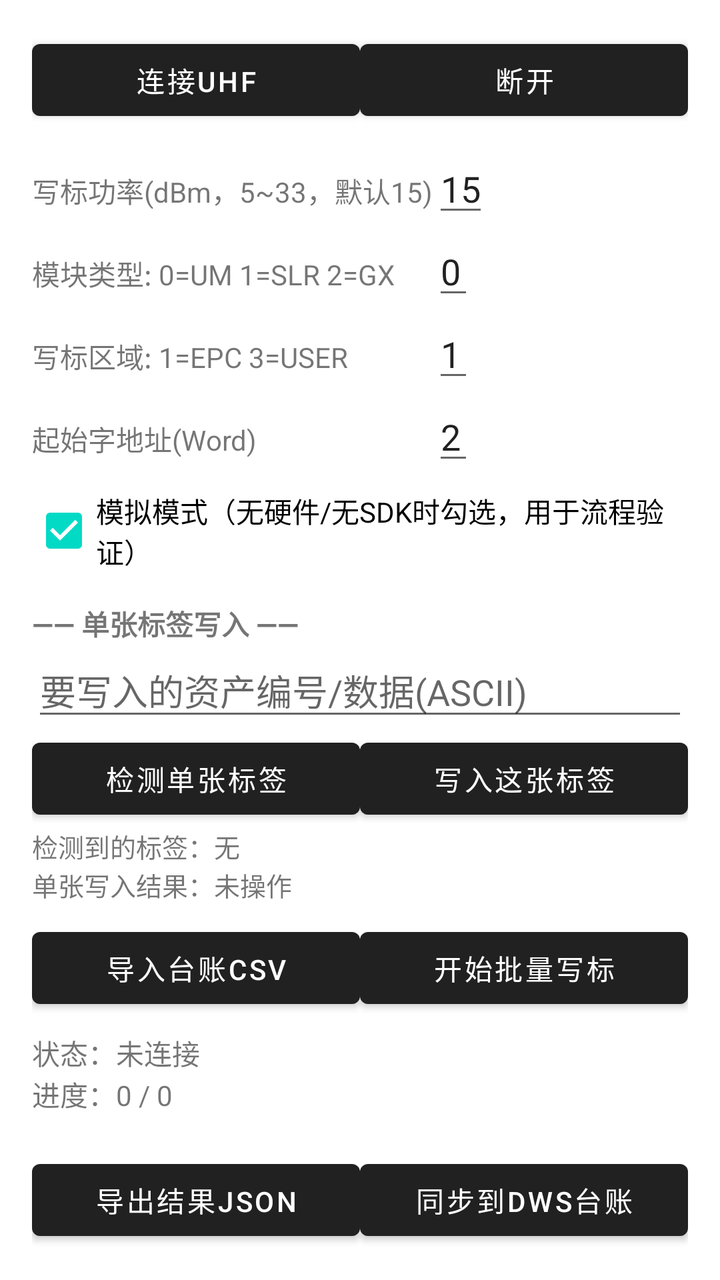
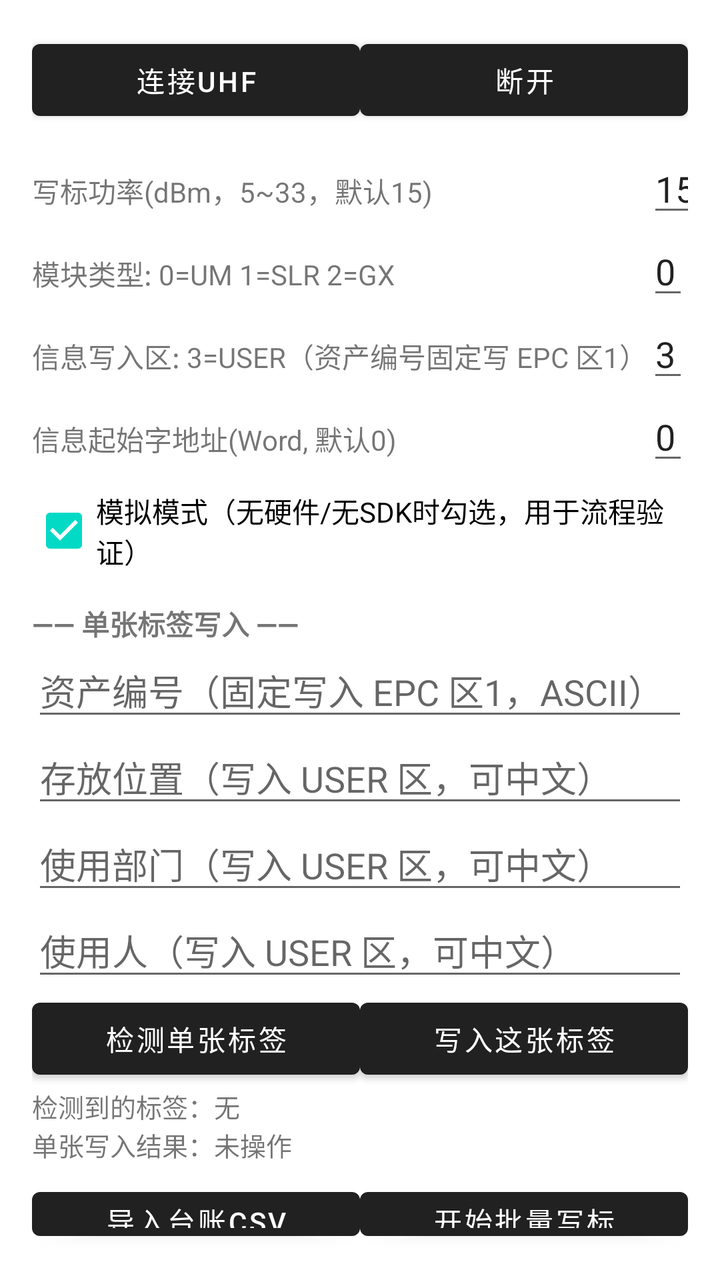

The first picture is an Android layout as it rendered before a commit; the second is the same layout after the commit. The layout source and the unified diff follow.
<!-- AndroidManifest.xml: application theme Theme.MaterialComponents.DayNight.DarkActionBar -->
<!-- res/layout/activity_main.xml -->
<?xml version="1.0" encoding="utf-8"?>
<LinearLayout xmlns:android="http://schemas.android.com/apk/res/android"
    android:layout_width="match_parent"
    android:layout_height="match_parent"
    android:orientation="vertical"
    android:padding="16dp">

    
    <LinearLayout
        android:layout_width="match_parent"
        android:layout_height="wrap_content"
        android:orientation="horizontal">
        <Button
            android:id="@+id/btnConnect"
            android:layout_width="0dp"
            android:layout_height="wrap_content"
            android:layout_weight="1"
            android:text="连接UHF" />
        <Button
            android:id="@+id/btnDisconnect"
            android:layout_width="0dp"
            android:layout_height="wrap_content"
            android:layout_weight="1"
            android:text="断开" />
    </LinearLayout>

    <GridLayout
        android:layout_width="match_parent"
        android:layout_height="wrap_content"
        android:columnCount="2"
        android:rowCount="4"
        android:layout_marginTop="8dp">

        <TextView android:text="@string/hint_power" />
        <EditText
            android:id="@+id/etPower"
            android:inputType="number"
            android:text="15" />

        <TextView android:text="@string/hint_module" />
        <EditText
            android:id="@+id/etModule"
            android:inputType="number"
            android:text="0" />

        <TextView android:text="@string/hint_target_bank" />
        <EditText
            android:id="@+id/etBank"
            android:inputType="number"
            android:text="1" />

        <TextView android:text="@string/hint_start_word" />
        <EditText
            android:id="@+id/etStartWord"
            android:inputType="number"
            android:text="2" />
    </GridLayout>

    
    <CheckBox
        android:id="@+id/chkSimulate"
        android:layout_width="match_parent"
        android:layout_height="wrap_content"
        android:layout_marginTop="4dp"
        android:checked="true"
        android:text="模拟模式（无硬件/无SDK时勾选，用于流程验证）" />

    
    <TextView
        android:layout_width="match_parent"
        android:layout_height="wrap_content"
        android:layout_marginTop="12dp"
        android:textStyle="bold"
        android:text="@string/single_section" />

    <EditText
        android:id="@+id/etSingleAsset"
        android:layout_width="match_parent"
        android:layout_height="wrap_content"
        android:inputType="text"
        android:hint="@string/hint_single_asset" />

    <LinearLayout
        android:layout_width="match_parent"
        android:layout_height="wrap_content"
        android:orientation="horizontal">
        <Button
            android:id="@+id/btnDetectSingle"
            android:layout_width="0dp"
            android:layout_height="wrap_content"
            android:layout_weight="1"
            android:text="@string/btn_detect_single" />
        <Button
            android:id="@+id/btnWriteSingle"
            android:layout_width="0dp"
            android:layout_height="wrap_content"
            android:layout_weight="1"
            android:text="@string/btn_write_single" />
    </LinearLayout>

    <TextView
        android:id="@+id/tvDetected"
        android:layout_width="match_parent"
        android:layout_height="wrap_content"
        android:text="@string/tv_detected"
        android:textSize="13sp" />

    <TextView
        android:id="@+id/tvSingleResult"
        android:layout_width="match_parent"
        android:layout_height="wrap_content"
        android:text="@string/tv_single_result"
        android:textSize="13sp" />

    
    <LinearLayout
        android:layout_width="match_parent"
        android:layout_height="wrap_content"
        android:orientation="horizontal"
        android:layout_marginTop="8dp">
        <Button
            android:id="@+id/btnImport"
            android:layout_width="0dp"
            android:layout_height="wrap_content"
            android:layout_weight="1"
            android:text="导入台账CSV" />
        <Button
            android:id="@+id/btnStartWrite"
            android:layout_width="0dp"
            android:layout_height="wrap_content"
            android:layout_weight="1"
            android:text="开始批量写标" />
    </LinearLayout>

    
    <TextView
        android:id="@+id/tvStatus"
        android:layout_width="match_parent"
        android:layout_height="wrap_content"
        android:layout_marginTop="8dp"
        android:text="状态：未连接"
        android:textSize="14sp" />

    <TextView
        android:id="@+id/tvProgress"
        android:layout_width="match_parent"
        android:layout_height="wrap_content"
        android:text="进度：0 / 0"
        android:textSize="14sp" />

    
    <androidx.recyclerview.widget.RecyclerView
        android:id="@+id/rvResults"
        android:layout_width="match_parent"
        android:layout_height="0dp"
        android:layout_weight="1"
        android:layout_marginTop="8dp" />

    
    <LinearLayout
        android:layout_width="match_parent"
        android:layout_height="wrap_content"
        android:orientation="horizontal">
        <Button
            android:id="@+id/btnExport"
            android:layout_width="0dp"
            android:layout_height="wrap_content"
            android:layout_weight="1"
            android:text="导出结果JSON" />
        <Button
            android:id="@+id/btnSync"
            android:layout_width="0dp"
            android:layout_height="wrap_content"
            android:layout_weight="1"
            android:text="同步到dws台账" />
    </LinearLayout>
</LinearLayout>
<!-- resources referenced by this layout -->
<resources>
  <string name="btn_detect_single">检测单张标签</string>
  <string name="btn_write_single">写入这张标签</string>
  <string name="hint_module">模块类型: 0=UM 1=SLR 2=GX</string>
  <string name="hint_power">写标功率(dBm，5~33，默认15)</string>
  <string name="hint_single_asset">要写入的资产编号/数据(ASCII)</string>
  <string name="hint_start_word">起始字地址(Word)</string>
  <string name="hint_target_bank">写标区域: 1=EPC 3=USER</string>
  <string name="single_section">—— 单张标签写入 ——</string>
  <string name="tv_detected">检测到的标签：无</string>
  <string name="tv_single_result">单张写入结果：未操作</string>
</resources>

<!-- the commit's change to res/layout/activity_main.xml (unified diff, before → after) -->
@@ -47,13 +47,13 @@
         <EditText
             android:id="@+id/etBank"
             android:inputType="number"
-            android:text="1" />
+            android:text="3" />
 
         <TextView android:text="@string/hint_start_word" />
         <EditText
             android:id="@+id/etStartWord"
             android:inputType="number"
-            android:text="2" />
+            android:text="0" />
     </GridLayout>
 
     
@@ -79,6 +79,27 @@
         android:layout_height="wrap_content"
         android:inputType="text"
         android:hint="@string/hint_single_asset" />
+
+    <EditText
+        android:id="@+id/etLocation"
+        android:layout_width="match_parent"
+        android:layout_height="wrap_content"
+        android:inputType="text"
+        android:hint="@string/hint_location" />
+
+    <EditText
+        android:id="@+id/etDept"
+        android:layout_width="match_parent"
+        android:layout_height="wrap_content"
+        android:inputType="text"
+        android:hint="@string/hint_dept" />
+
+    <EditText
+        android:id="@+id/etOwner"
+        android:layout_width="match_parent"
+        android:layout_height="wrap_content"
+        android:inputType="text"
+        android:hint="@string/hint_owner" />
 
     <LinearLayout
         android:layout_width="match_parent"
<!-- resource entries referenced after the edit -->
@@ -2,11 +2,14 @@
 <resources>
   <string name="btn_detect_single">检测单张标签</string>
   <string name="btn_write_single">写入这张标签</string>
+  <string name="hint_dept">使用部门（写入 USER 区，可中文）</string>
+  <string name="hint_location">存放位置（写入 USER 区，可中文）</string>
   <string name="hint_module">模块类型: 0=UM 1=SLR 2=GX</string>
+  <string name="hint_owner">使用人（写入 USER 区，可中文）</string>
   <string name="hint_power">写标功率(dBm，5~33，默认15)</string>
-  <string name="hint_single_asset">要写入的资产编号/数据(ASCII)</string>
-  <string name="hint_start_word">起始字地址(Word)</string>
-  <string name="hint_target_bank">写标区域: 1=EPC 3=USER</string>
+  <string name="hint_single_asset">资产编号（固定写入 EPC 区1，ASCII）</string>
+  <string name="hint_start_word">信息起始字地址(Word, 默认0)</string>
+  <string name="hint_target_bank">信息写入区: 3=USER（资产编号固定写 EPC 区1）</string>
   <string name="single_section">—— 单张标签写入 ——</string>
   <string name="tv_detected">检测到的标签：无</string>
   <string name="tv_single_result">单张写入结果：未操作</string>
